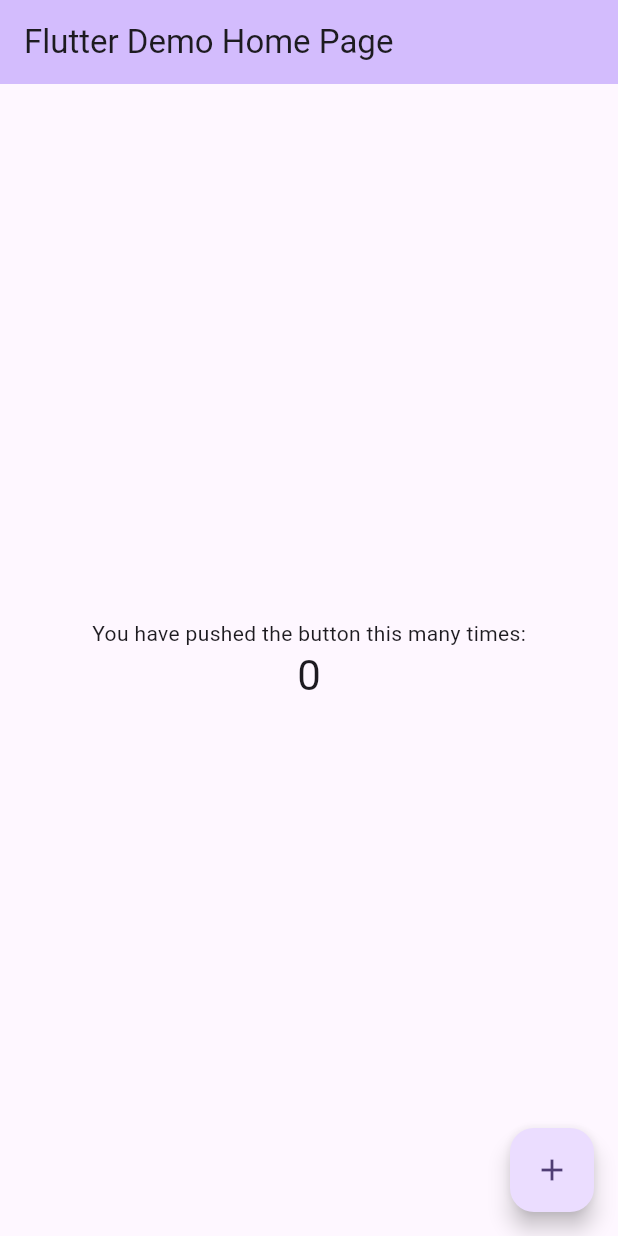
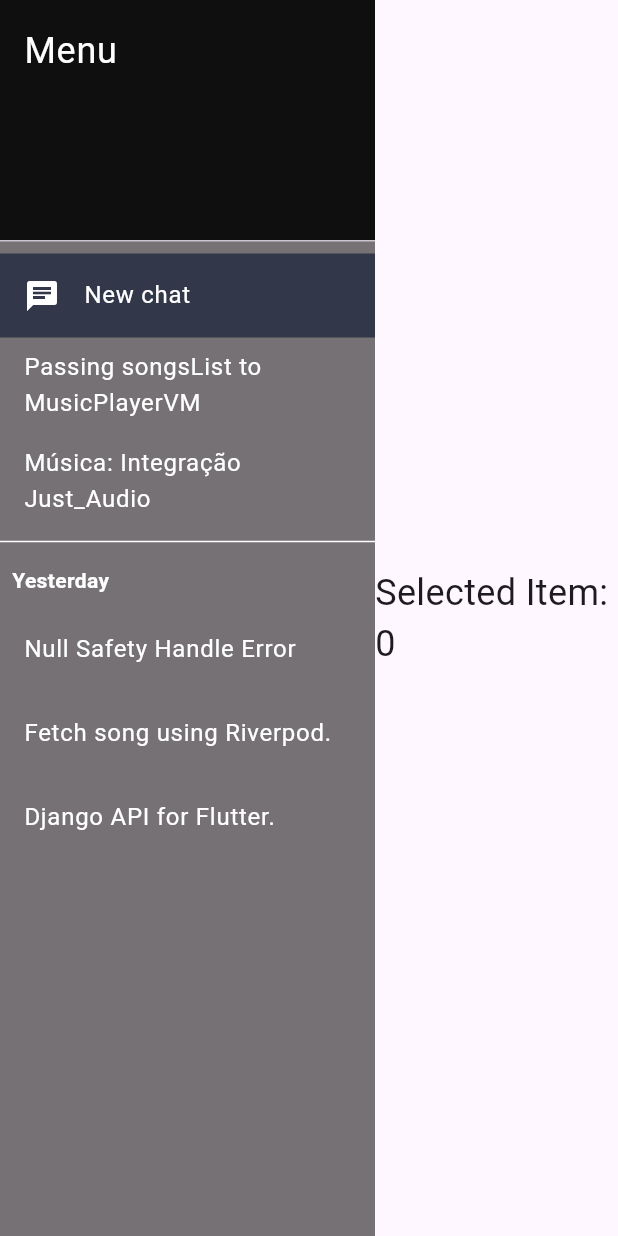
Before and after one commit to ZeckLowe/summarizer_web, a Flutter app: the screen it shows after launch, on a phone screen of 412 x 824 dp. Run offline on Flutter 3.47's test engine with Material 3 defaults, Android fonts, the phone set to English and light mode, and no system bars.

Commit message:
added static sidebar and can select by index

```diff
--- a/lib/main.dart
+++ b/lib/main.dart
@@ -1,4 +1,6 @@
 import 'package:flutter/material.dart';
+import 'package:summarizer_web/screens/home_page.dart';
+import 'package:summarizer_web/screens/side_bar.dart';
 
 void main() {
   runApp(const MyApp());
@@ -7,119 +9,15 @@ void main() {
 class MyApp extends StatelessWidget {
   const MyApp({super.key});
 
-  // This widget is the root of your application.
   @override
   Widget build(BuildContext context) {
     return MaterialApp(
       title: 'Flutter Demo',
       theme: ThemeData(
-        // This is the theme of your application.
-        //
-        // TRY THIS: Try running your application with "flutter run". You'll see
-        // the application has a blue toolbar. Then, without quitting the app,
-        // try changing the seedColor in the colorScheme below to Colors.green
-        // and then invoke "hot reload" (save your changes or press the "hot
-        // reload" button in a Flutter-supported IDE, or press "r" if you used
-        // the command line to start the app).
-        //
-        // Notice that the counter didn't reset back to zero; the application
-        // state is not lost during the reload. To reset the state, use hot
-        // restart instead.
-        //
-        // This works for code too, not just values: Most code changes can be
-        // tested with just a hot reload.
         colorScheme: ColorScheme.fromSeed(seedColor: Colors.deepPurple),
         useMaterial3: true,
       ),
-      home: const MyHomePage(title: 'Flutter Demo Home Page'),
+      home: const SideBar(),
     );
   }
 }
-
-class MyHomePage extends StatefulWidget {
-  const MyHomePage({super.key, required this.title});
-
-  // This widget is the home page of your application. It is stateful, meaning
-  // that it has a State object (defined below) that contains fields that affect
-  // how it looks.
-
-  // This class is the configuration for the state. It holds the values (in this
-  // case the title) provided by the parent (in this case the App widget) and
-  // used by the build method of the State. Fields in a Widget subclass are
-  // always marked "final".
-
-  final String title;
-
-  @override
-  State<MyHomePage> createState() => _MyHomePageState();
-}
-
-class _MyHomePageState extends State<MyHomePage> {
-  int _counter = 0;
-
-  void _incrementCounter() {
-    setState(() {
-      // This call to setState tells the Flutter framework that something has
-      // changed in this State, which causes it to rerun the build method below
-      // so that the display can reflect the updated values. If we changed
-      // _counter without calling setState(), then the build method would not be
-      // called again, and so nothing would appear to happen.
-      _counter++;
-    });
-  }
-
-  @override
-  Widget build(BuildContext context) {
-    // This method is rerun every time setState is called, for instance as done
-    // by the _incrementCounter method above.
-    //
-    // The Flutter framework has been optimized to make rerunning build methods
-    // fast, so that you can just rebuild anything that needs updating rather
-    // than having to individually change instances of widgets.
-    return Scaffold(
-      appBar: AppBar(
-        // TRY THIS: Try changing the color here to a specific color (to
-        // Colors.amber, perhaps?) and trigger a hot reload to see the AppBar
-        // change color while the other colors stay the same.
-        backgroundColor: Theme.of(context).colorScheme.inversePrimary,
-        // Here we take the value from the MyHomePage object that was created by
-        // the App.build method, and use it to set our appbar title.
-        title: Text(widget.title),
-      ),
-      body: Center(
-        // Center is a layout widget. It takes a single child and positions it
-        // in the middle of the parent.
-        child: Column(
-          // Column is also a layout widget. It takes a list of children and
-          // arranges them vertically. By default, it sizes itself to fit its
-          // children horizontally, and tries to be as tall as its parent.
-          //
-          // Column has various properties to control how it sizes itself and
-          // how it positions its children. Here we use mainAxisAlignment to
-          // center the children vertically; the main axis here is the vertical
-          // axis because Columns are vertical (the cross axis would be
-          // horizontal).
-          //
-          // TRY THIS: Invoke "debug painting" (choose the "Toggle Debug Paint"
-          // action in the IDE, or press "p" in the console), to see the
-          // wireframe for each widget.
-          mainAxisAlignment: MainAxisAlignment.center,
-          children: <Widget>[
-            const Text(
-              'You have pushed the button this many times:',
-            ),
-            Text(
-              '$_counter',
-              style: Theme.of(context).textTheme.headlineMedium,
-            ),
-          ],
-        ),
-      ),
-      floatingActionButton: FloatingActionButton(
-        onPressed: _incrementCounter,
-        tooltip: 'Increment',
-        child: const Icon(Icons.add),
-      ), // This trailing comma makes auto-formatting nicer for build methods.
-    );
-  }
-}
--- /dev/null
+++ b/lib/screens/home_page.dart
@@ -0,0 +1,15 @@
+import 'package:flutter/material.dart';
+
+class HomePage extends StatefulWidget {
+  const HomePage({super.key});
+
+  @override
+  State<HomePage> createState() => HomePageState();
+}
+
+class HomePageState extends State<HomePage> {
+  @override
+  Widget build(BuildContext context) {
+    return const Placeholder();
+  }
+}
--- /dev/null
+++ b/lib/screens/side_bar.dart
@@ -0,0 +1,106 @@
+import 'package:flutter/material.dart';
+
+class SideBar extends StatefulWidget {
+  const SideBar({super.key});
+
+  @override
+  State<SideBar> createState() => _SideBarState();
+}
+
+class _SideBarState extends State<SideBar> {
+  int _selectedIndex = 0;
+  Color _selectedColor = Color(0xff7077A1);
+
+  void _onItemTapped(int index) {
+    setState(() {
+      _selectedIndex = index;
+    });
+  }
+
+  @override
+  Widget build(BuildContext context) {
+    return Scaffold(
+      body: Row(
+        children: [
+          Container(
+            width: 250,
+            color: Colors.black54,
+            child: ListView(
+              padding: EdgeInsets.zero,
+              children: [
+                DrawerHeader(
+                  decoration: BoxDecoration(color: Colors.black87),
+                  child: Text(
+                    'Menu',
+                    style: TextStyle(
+                      color: Colors.white,
+                      fontSize: 24,
+                    ),
+                  ),
+                ),
+                ListTile(
+                  leading: Icon(Icons.chat, color: Colors.white),
+                  title:
+                      Text('New chat', style: TextStyle(color: Colors.white)),
+                  onTap: () => _onItemTapped(0),
+                  selected: _selectedIndex == 0,
+                  selectedTileColor: _selectedColor,
+                ),
+                ListTile(
+                  title: Text('Passing songsList to MusicPlayerVM',
+                      style: TextStyle(color: Colors.white)),
+                  onTap: () => _onItemTapped(1),
+                  selected: _selectedIndex == 1,
+                  selectedTileColor: _selectedColor,
+                ),
+                ListTile(
+                  title: Text('Música: Integração Just_Audio',
+                      style: TextStyle(color: Colors.white)),
+                  onTap: () => _onItemTapped(2),
+                  selected: _selectedIndex == 2,
+                  selectedTileColor: _selectedColor,
+                ),
+                Divider(color: Colors.white),
+                Padding(
+                  padding: const EdgeInsets.all(8.0),
+                  child: Text('Yesterday',
+                      style: TextStyle(
+                          color: Colors.white, fontWeight: FontWeight.bold)),
+                ),
+                ListTile(
+                  title: Text('Null Safety Handle Error',
+                      style: TextStyle(color: Colors.white)),
+                  onTap: () => _onItemTapped(3),
+                  selected: _selectedIndex == 3,
+                  selectedTileColor: _selectedColor,
+                ),
+                ListTile(
+                  title: Text('Fetch song using Riverpod.',
+                      style: TextStyle(color: Colors.white)),
+                  onTap: () => _onItemTapped(4),
+                  selected: _selectedIndex == 4,
+                  selectedTileColor: _selectedColor,
+                ),
+                ListTile(
+                  title: Text('Django API for Flutter.',
+                      style: TextStyle(color: Colors.white)),
+                  onTap: () => _onItemTapped(5),
+                  selected: _selectedIndex == 5,
+                  selectedTileColor: _selectedColor,
+                ),
+              ],
+            ),
+          ),
+          Expanded(
+            child: Center(
+              child: Text(
+                'Selected Item: $_selectedIndex',
+                style: TextStyle(fontSize: 24),
+              ),
+            ),
+          ),
+        ],
+      ),
+    );
+  }
+}
```
